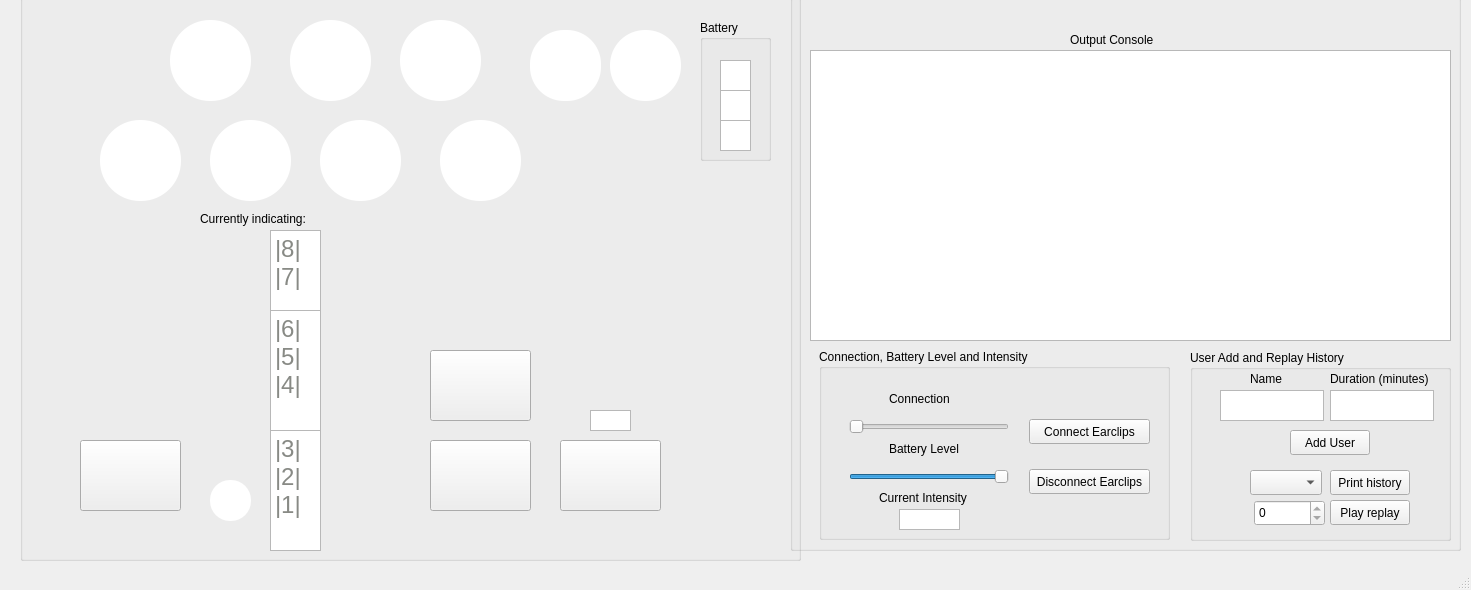
Above: 3004F22/mainwindow.ui from Aiden-Molyneaux/CESdevice-software before the change. Below: the same form after it.
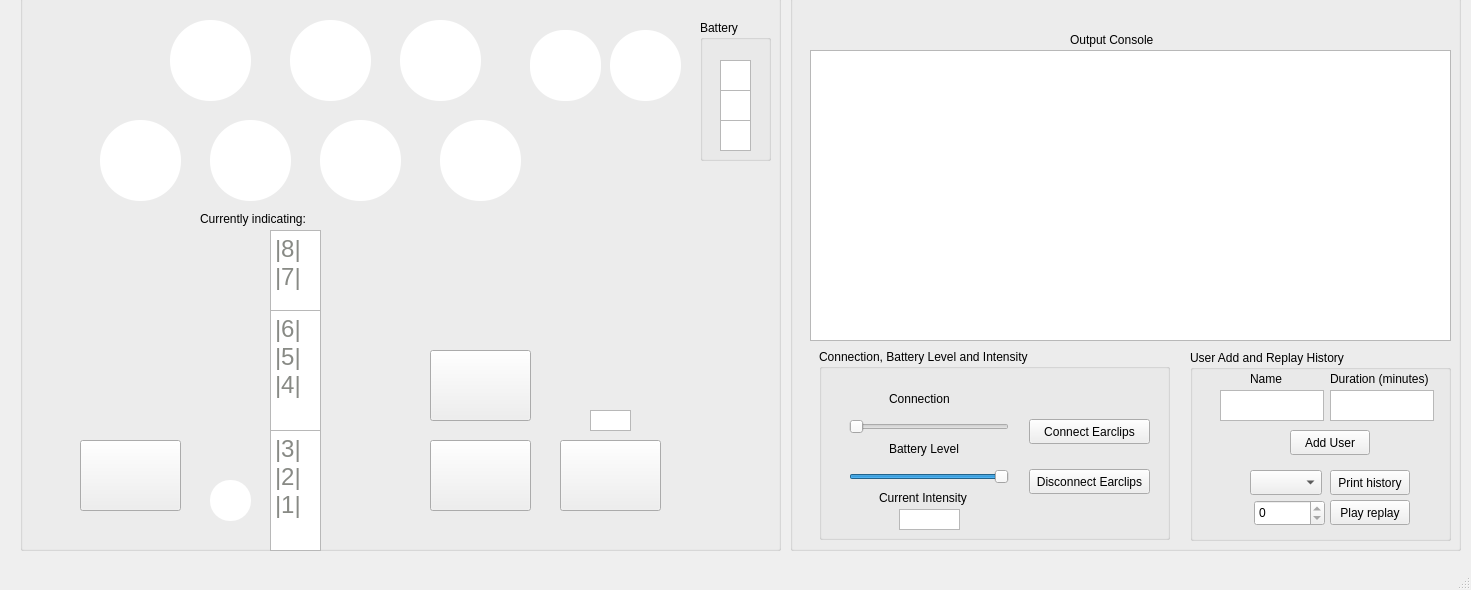
That is the form after the change. Icons and pictures are not drawn.

Commit message: Fixed groupbox positioning

```diff
--- a/3004F22/mainwindow.ui
+++ b/3004F22/mainwindow.ui
@@ -321,8 +321,8 @@
      <rect>
       <x>20</x>
       <y>-20</y>
-      <width>781</width>
-      <height>581</height>
+      <width>761</width>
+      <height>571</height>
      </rect>
     </property>
     <property name="title">
```
